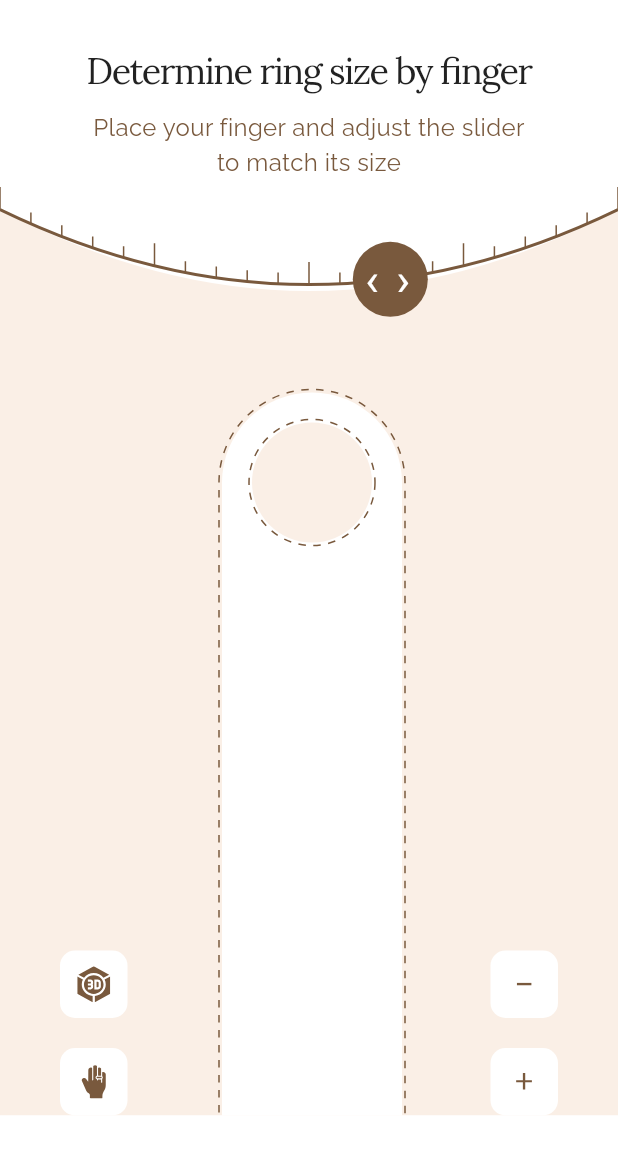
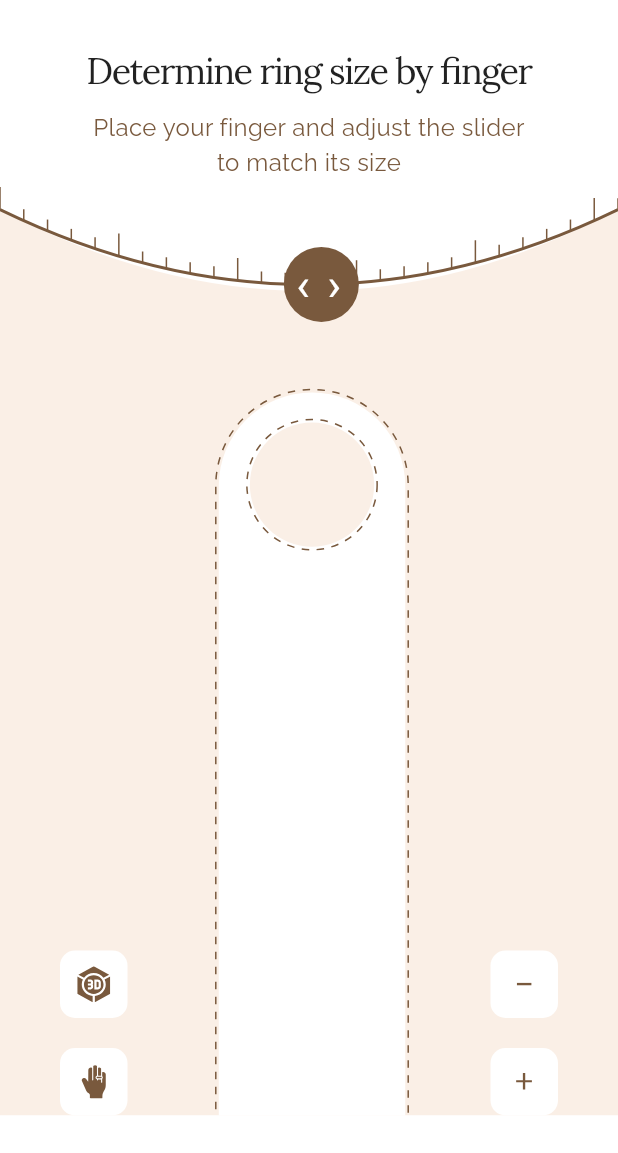
Before and after one commit to s0urav-hald3r/ring_sizer, a Flutter app: the FingerSizerPage screen opened directly, on a phone screen of 412 x 824 dp, the part 83-1236 px from its top. Run offline on Flutter 3.47's test engine with Material 3 defaults, Android fonts, the phone set to English and light mode, and no system bars; drawn by our look-alikes of dotted_border; our stand-ins replace flutter_svg, get, get_storage, google_fonts, page_transition; accounts and stored records are empty.

Commit message:
finger size funtionility complete

```diff
--- a/lib/controllers/ring_controller.dart
+++ b/lib/controllers/ring_controller.dart
@@ -50,6 +50,8 @@ class RingController extends GetxController {
   final RxDouble _dpi = 0.0.obs;
   final RxDouble _diameterInPx = 0.0.obs;
 
+  final RxBool _showPlam = false.obs;
+
   // Getters
   int get division => _division.value;
   int get initialValue => _initialValue.value;
@@ -57,12 +59,16 @@ class RingController extends GetxController {
   double get dpi => _dpi.value;
   double get diameterInPx => _diameterInPx.value;
 
+  bool get showPlam => _showPlam.value;
+
   // Setters
   set division(int value) => _division.value = value;
   set initialValue(int value) => _initialValue.value = value;
   set currentValue(int value) => _currentValue.value = value;
   set dpi(double value) => _dpi.value = value;
   set diameterInPx(double value) => _diameterInPx.value = value;
+
+  set showPlam(bool value) => _showPlam.value = value;
 
   // update diameter based on slider value
   void updateDiameter() {
--- a/lib/views/finger_sizer_page.dart
+++ b/lib/views/finger_sizer_page.dart
@@ -1,12 +1,14 @@
 import 'package:dotted_border/dotted_border.dart';
 import 'package:flutter/material.dart';
 import 'package:flutter_svg/flutter_svg.dart';
+import 'package:get/get.dart';
 import 'package:google_fonts/google_fonts.dart';
 import 'package:ring_sizer/components/back_appbar.dart';
 
 import 'package:ring_sizer/components/semicircle_slider.dart';
 import 'package:ring_sizer/config/constants.dart';
 import 'package:ring_sizer/config/navigation.dart';
+import 'package:ring_sizer/controllers/ring_controller.dart';
 import 'package:ring_sizer/views/card_demo_page.dart';
 
 class FingerSizerPage extends StatelessWidget {
@@ -15,6 +17,7 @@ class FingerSizerPage extends StatelessWidget {
   @override
   Widget build(BuildContext context) {
     Size size = MediaQuery.of(context).size;
+    final controller = RingController.instance;
 
     return Scaffold(
       body: SafeArea(
@@ -61,9 +64,13 @@ class FingerSizerPage extends StatelessWidget {
                   child: Container(
                     color: primaryColor,
                     width: size.width,
-                    child: Stack(children: [
+                    child: Obx(() {
+                      return Stack(children: [
                         Transform.translate(
-                        offset: Offset((size.width / 2) - 60, 120),
+                          offset: Offset(
+                            (size.width / 2) - controller.diameterInPx / 2,
+                            120,
+                          ),
                           child: Stack(
                               alignment: Alignment.topCenter,
                               clipBehavior: Clip.none,
@@ -75,7 +82,7 @@ class FingerSizerPage extends StatelessWidget {
                                   radius: const Radius.circular(100),
                                   child: AnimatedContainer(
                                     duration: const Duration(milliseconds: 250),
-                                  width: 120,
+                                    width: controller.diameterInPx,
                                     height: 600,
                                     decoration: BoxDecoration(
                                       borderRadius: BorderRadius.circular(100),
@@ -90,9 +97,10 @@ class FingerSizerPage extends StatelessWidget {
                                     dashPattern: const [5, 5],
                                     color: secondaryColor,
                                     child: AnimatedContainer(
-                                    duration: const Duration(milliseconds: 250),
-                                    width: 80,
-                                    height: 80,
+                                      duration:
+                                          const Duration(milliseconds: 250),
+                                      width: controller.diameterInPx * 2 / 3,
+                                      height: controller.diameterInPx * 2 / 3,
                                       decoration: const BoxDecoration(
                                         color: primaryColor,
                                         shape: BoxShape.circle,
@@ -100,13 +108,14 @@ class FingerSizerPage extends StatelessWidget {
                                     ),
                                   ),
                                 ),
-                              // Positioned(
-                              //   top: -200,
-                              //   child: Transform.scale(
-                              //     scale: 0.8,
-                              //     child: Image.asset(hand),
-                              //   ),
-                              // )
+                                if (controller.showPlam)
+                                  Positioned(
+                                    top: -200,
+                                    child: Transform.scale(
+                                      scale: 0.8,
+                                      child: Image.asset(hand),
+                                    ),
+                                  )
                               ]),
                         ),
                         Positioned(
@@ -120,7 +129,8 @@ class FingerSizerPage extends StatelessWidget {
                               MediaQuery.of(context).padding.bottom,
                             ),
                             child: Row(
-                              mainAxisAlignment: MainAxisAlignment.spaceBetween,
+                                mainAxisAlignment:
+                                    MainAxisAlignment.spaceBetween,
                                 children: [
                                   Column(children: [
                                     InkWell(
@@ -131,7 +141,8 @@ class FingerSizerPage extends StatelessWidget {
                                         width: 45,
                                         height: 45,
                                         decoration: BoxDecoration(
-                                        borderRadius: BorderRadius.circular(10),
+                                          borderRadius:
+                                              BorderRadius.circular(10),
                                           color: Colors.white,
                                         ),
                                         child: Center(
@@ -141,28 +152,42 @@ class FingerSizerPage extends StatelessWidget {
                                     ),
                                     const SizedBox(height: 20),
                                     InkWell(
-                                    onTap: () {},
+                                      onTap: () {
+                                        controller.showPlam =
+                                            !controller.showPlam;
+                                      },
                                       child: Container(
                                         width: 45,
                                         height: 45,
                                         decoration: BoxDecoration(
-                                        borderRadius: BorderRadius.circular(10),
-                                        color: Colors.white,
+                                          borderRadius:
+                                              BorderRadius.circular(10),
+                                          color: controller.showPlam
+                                              ? secondaryColor
+                                              : Colors.white,
                                         ),
                                         child: Center(
-                                        child: SvgPicture.asset(navSFingerIcon),
+                                          child: SvgPicture.asset(
+                                            navSFingerIcon,
+                                            color: controller.showPlam
+                                                ? Colors.white
+                                                : secondaryColor,
+                                          ),
                                         ),
                                       ),
                                     ),
                                   ]),
                                   Column(children: [
                                     InkWell(
-                                    onTap: () {},
+                                      onTap: () {
+                                        controller.decrement();
+                                      },
                                       child: Container(
                                         width: 45,
                                         height: 45,
                                         decoration: BoxDecoration(
-                                        borderRadius: BorderRadius.circular(10),
+                                          borderRadius:
+                                              BorderRadius.circular(10),
                                           color: Colors.white,
                                         ),
                                         child: Center(
@@ -172,12 +197,15 @@ class FingerSizerPage extends StatelessWidget {
                                     ),
                                     const SizedBox(height: 20),
                                     InkWell(
-                                    onTap: () {},
+                                      onTap: () {
+                                        controller.increment();
+                                      },
                                       child: Container(
                                         width: 45,
                                         height: 45,
                                         decoration: BoxDecoration(
-                                        borderRadius: BorderRadius.circular(10),
+                                          borderRadius:
+                                              BorderRadius.circular(10),
                                           color: Colors.white,
                                         ),
                                         child: Center(
@@ -189,13 +217,17 @@ class FingerSizerPage extends StatelessWidget {
                                 ]),
                           ),
                         ),
-                    ]),
+                      ]);
+                    }),
                   ),
                 ),
                 SemiCircleSlider(
-                  initialValue: 12,
-                  divisions: 20,
-                  onChanged: (value) => debugPrint('value: $value'),
+                  initialValue: controller.initialValue,
+                  divisions: controller.division,
+                  onChanged: (value) {
+                    controller.currentValue = value;
+                    controller.updateDiameter();
+                  },
                 ),
               ]),
             ),
```
Lines whose indentation alone changed are shown as unchanged.
